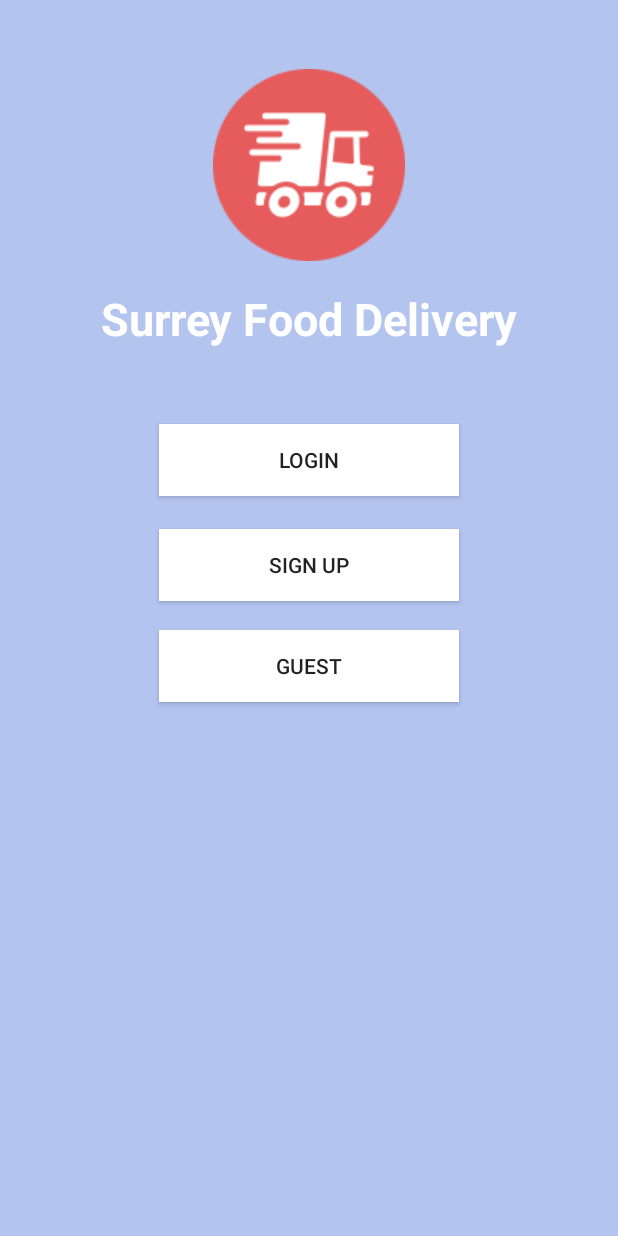
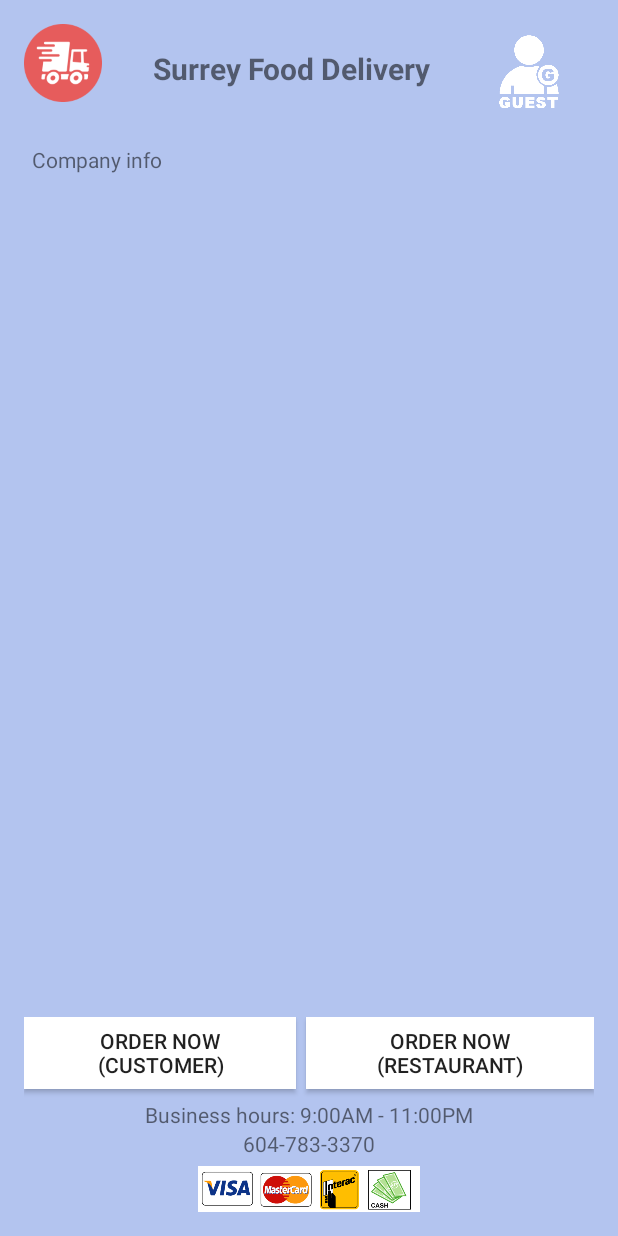
Before and after one commit to terencecyleung/SurreyFoodDelivery, an Android app: the screen it shows after launch (WelcomeActivity before the commit, HomeActivity after it), on a phone screen of 412 x 824 dp. Run offline under Robolectric (Android 15) with nearby library versions, the phone set to English and light mode, and no system bars.

Commit message:
home page skeleton

```diff
--- a/app/src/main/AndroidManifest.xml
+++ b/app/src/main/AndroidManifest.xml
@@ -9,15 +9,16 @@
         android:supportsRtl="true"
         android:theme="@style/AppTheme">
         <activity android:name=".WelcomeActivity">
-            <intent-filter>
-                <action android:name="android.intent.action.MAIN" />
-
-                <category android:name="android.intent.category.LAUNCHER" />
-            </intent-filter>
         </activity>
         <activity android:name=".RegisterActivity" />
         <activity android:name=".LoginActivity" />
-        <activity android:name=".CustomerOrderActivity"></activity>
+        <activity android:name=".CustomerOrderActivity" />
+        <activity android:name=".HomeActivity">            <intent-filter>
+            <action android:name="android.intent.action.MAIN" />
+
+            <category android:name="android.intent.category.LAUNCHER" />
+        </intent-filter>
+        </activity>
     </application>
 
 </manifest>
--- /dev/null
+++ b/app/src/main/java/t27/surreyfooddeliveryapp/HomeActivity.java
@@ -0,0 +1,13 @@
+package t27.surreyfooddeliveryapp;
+
+import android.support.v7.app.AppCompatActivity;
+import android.os.Bundle;
+
+public class HomeActivity extends AppCompatActivity {
+
+    @Override
+    protected void onCreate(Bundle savedInstanceState) {
+        super.onCreate(savedInstanceState);
+        setContentView(R.layout.activity_home);
+    }
+}
--- /dev/null
+++ b/app/src/main/res/layout/activity_home.xml
@@ -0,0 +1,162 @@
+<?xml version="1.0" encoding="utf-8"?>
+<RelativeLayout xmlns:android="http://schemas.android.com/apk/res/android"
+    xmlns:app="http://schemas.android.com/apk/res-auto"
+    xmlns:tools="http://schemas.android.com/tools"
+    android:id="@+id/activity_home"
+    android:layout_width="match_parent"
+    android:layout_height="match_parent"
+    android:background="#b3c4ef"
+    android:paddingBottom="@dimen/activity_vertical_margin"
+    android:paddingLeft="@dimen/activity_horizontal_margin"
+    android:paddingRight="@dimen/activity_horizontal_margin"
+    android:paddingTop="@dimen/activity_vertical_margin"
+    tools:context="t27.surreyfooddeliveryapp.HomeActivity">
+
+    <!--header view-->
+    <LinearLayout
+        android:id="@+id/headerView"
+        android:layout_width="match_parent"
+        android:layout_height="75dp"
+        android:layout_alignParentTop="true"
+        android:orientation="horizontal">
+
+        <LinearLayout
+            android:layout_width="0dp"
+            android:layout_height="60dp"
+            android:layout_weight="0.80"
+            android:gravity="start"
+            android:orientation="horizontal"
+            android:weightSum="1">
+
+            <ImageView
+                android:layout_width="52dp"
+                android:layout_height="52dp"
+                android:adjustViewBounds="true"
+                android:gravity="start"
+                android:scaleType="fitStart"
+                app:srcCompat="@drawable/logo" />
+
+            <TextView
+                android:layout_width="wrap_content"
+                android:layout_height="fill_parent"
+                android:layout_weight="1"
+                android:ems="10"
+                android:gravity="center"
+                android:text="Surrey Food Delivery"
+                android:textSize="20dp"
+                android:textStyle="bold" />
+        </LinearLayout>
+
+
+        <LinearLayout
+            android:layout_width="0dp"
+            android:layout_height="match_parent"
+            android:layout_alignParentTop="true"
+            android:layout_weight="0.20"
+            android:orientation="horizontal">
+
+            <ImageView
+                android:layout_width="65dp"
+                android:layout_height="65dp"
+                android:adjustViewBounds="true"
+                app:srcCompat="@drawable/guesticon" />
+        </LinearLayout>
+
+
+    </LinearLayout>
+    <!--end header-->
+
+    <!--body-->
+    <ScrollView
+        android:id="@+id/scrollablContent"
+        android:layout_width="match_parent"
+        android:layout_height="match_parent"
+        android:layout_above="@+id/footerView"
+        android:layout_below="@+id/headerView">
+
+        <LinearLayout
+            android:id="@+id/content"
+            android:layout_width="match_parent"
+            android:layout_height="match_parent"
+            android:layout_margin="5dp"
+            android:orientation="vertical">
+
+            <TextView
+                android:layout_width="match_parent"
+                android:layout_height="wrap_content"
+                android:layout_centerHorizontal="true"
+                android:text="Company info"
+                android:textAlignment="textStart" />
+
+        </LinearLayout>
+    </ScrollView>
+    <!--end body-->
+
+    <!--footer-->
+    <LinearLayout
+        android:id="@+id/footerView"
+        android:layout_width="match_parent"
+        android:layout_height="130dp"
+        android:layout_alignParentBottom="true"
+        android:orientation="vertical">
+
+        <!--order button-->
+        <!--to be replace with 1 button later-->
+        <LinearLayout
+            android:layout_width="match_parent"
+            android:layout_height="55dp"
+            android:layout_alignParentBottom="true"
+            android:orientation="horizontal">
+
+            <Button
+                android:id="@+id/button_customer_order"
+                android:layout_width="wrap_content"
+                android:layout_height="wrap_content"
+                android:layout_weight="1"
+                android:background="#ffffff"
+                android:layout_marginRight="3dp"
+                android:text="Order Now&#10;(Customer)" />
+
+            <Button
+                android:id="@+id/button_restaurant_order"
+                android:layout_width="wrap_content"
+                android:layout_height="wrap_content"
+                android:layout_weight="1"
+                android:layout_marginLeft="3dp"
+                android:background="#ffffff"
+                android:text="Order Now&#10;(Restaurant)" />
+        </LinearLayout>
+        <!--end order button-->
+
+        <TextView
+            android:id="@+id/businesshour_textview"
+            android:layout_width="match_parent"
+            android:layout_height="wrap_content"
+            android:layout_below="@+id/button_customer_order"
+            android:layout_centerHorizontal="true"
+            android:text="Business hours: 9:00AM - 11:00PM"
+            android:textAlignment="center" />
+
+        <TextView
+            android:id="@+id/phonenumber_textview"
+            android:layout_width="match_parent"
+            android:layout_height="wrap_content"
+            android:layout_below="@+id/businesshour_textview"
+            android:layout_centerHorizontal="true"
+            android:text="604-783-3370"
+            android:textAlignment="center" />
+
+        <!--payment options-->
+        <ImageView
+            android:layout_width="match_parent"
+            android:layout_height="32dp"
+            android:layout_alignParentTop="true"
+            android:layout_alignStart="@+id/loginButton"
+            android:layout_marginTop="5dp"
+            app:srcCompat="@drawable/paymentoptions" />
+
+        <!--end payment options-->
+
+    </LinearLayout>
+    <!--end footer-->
+</RelativeLayout>
--- a/app/src/main/res/layout/activity_welcome.xml
+++ b/app/src/main/res/layout/activity_welcome.xml
@@ -26,7 +26,7 @@
         android:text="Surrey Food Delivery"
         android:layout_width="wrap_content"
         android:layout_height="wrap_content"
-        android:textSize="30dp"
+        android:textSize="36dp"
         android:id="@+id/title"
         android:layout_below="@+id/logo"
         android:layout_centerHorizontal="true"
@@ -39,6 +39,7 @@
         android:layout_width="200dp"
         android:layout_height="wrap_content"
         android:id="@+id/loginButton"
+        android:textStyle="bold"
         android:layout_marginTop="50dp"
         android:layout_below="@+id/title"
         android:background="#ffffff"
@@ -47,6 +48,7 @@
     <Button
         android:text="Sign Up"
         android:layout_width="200dp"
+        android:textStyle="bold"
         android:layout_height="wrap_content"
         android:id="@+id/signupButton"
         android:layout_marginTop="22dp"
@@ -58,6 +60,7 @@
         android:text="Guest"
         android:layout_width="200dp"
         android:background="#ffffff"
+        android:textStyle="bold"
         android:layout_height="wrap_content"
         android:id="@+id/guestButton"
         android:layout_below="@+id/signupButton"
--- a/app/src/main/res/values/styles.xml
+++ b/app/src/main/res/values/styles.xml
@@ -1,7 +1,7 @@
 <resources>
 
     <!-- Base application theme. -->
-    <style name="AppTheme" parent="Theme.AppCompat.DayNight.NoActionBar">
+    <style name="AppTheme" parent="Theme.AppCompat.Light.NoActionBar">
         <!-- Customize your theme here. -->
         <item name="colorPrimary">@color/colorPrimary</item>
         <item name="colorPrimaryDark">@color/colorPrimaryDark</item>
```
Also changed, not shown: app/src/main/res/drawable/guesticon.png (added), app/src/main/res/drawable/paymentoptions.jpg (added).
